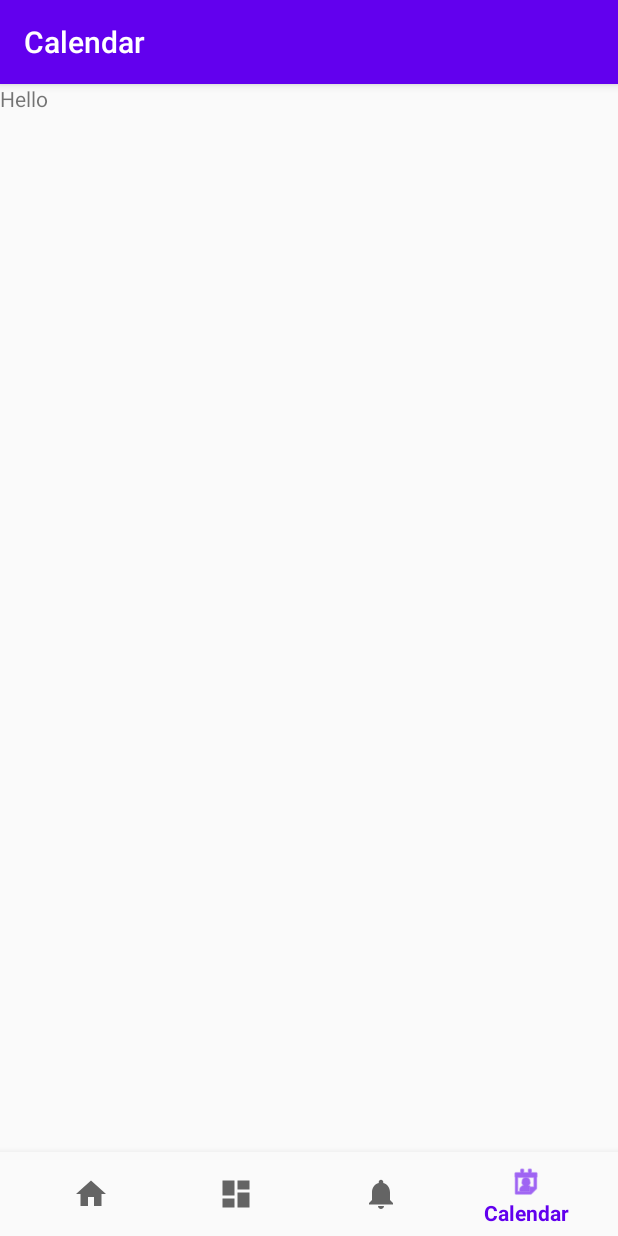
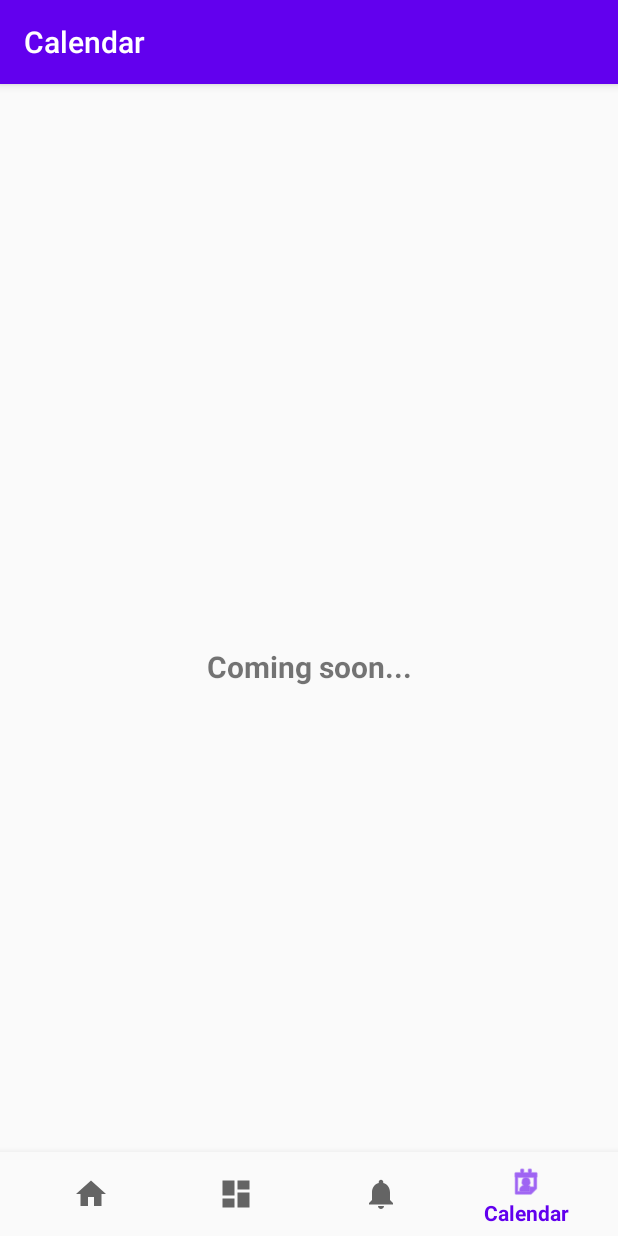
Before and after one commit to rheashetty74/Academic_Tracker, an Android app: the CalendarFragment screen opened through its navigation route, on a phone screen of 412 x 824 dp. Run offline under Robolectric (Android 15) with nearby library versions, the phone set to English and light mode, and no system bars; our stand-ins replace navigation-ui.

Commit message:
Some more minor UI changes

```diff
--- a/app/src/main/res/layout/fragment_calendar.xml
+++ b/app/src/main/res/layout/fragment_calendar.xml
@@ -1,13 +1,24 @@
 <?xml version="1.0" encoding="utf-8"?>
-<FrameLayout xmlns:android="http://schemas.android.com/apk/res/android"
+<androidx.constraintlayout.widget.ConstraintLayout xmlns:android="http://schemas.android.com/apk/res/android"
+    xmlns:app="http://schemas.android.com/apk/res-auto"
     xmlns:tools="http://schemas.android.com/tools"
     android:layout_width="match_parent"
     android:layout_height="match_parent"
-    tools:context=".ui.calendar.CalendarFragment">
+    tools:context=".ui.dashboard.DashboardFragment">
 
     <TextView
+        android:id="@+id/text_calendar"
         android:layout_width="match_parent"
-        android:layout_height="match_parent"
-        android:text="Hello" />
-
-</FrameLayout>
+        android:layout_height="wrap_content"
+        android:layout_marginStart="8dp"
+        android:layout_marginTop="8dp"
+        android:layout_marginEnd="8dp"
+        android:textAlignment="center"
+        android:textSize="20sp"
+        android:text="Coming soon..."
+        android:textStyle="bold"
+        app:layout_constraintBottom_toBottomOf="parent"
+        app:layout_constraintEnd_toEndOf="parent"
+        app:layout_constraintStart_toStartOf="parent"
+        app:layout_constraintTop_toTopOf="parent" />
+</androidx.constraintlayout.widget.ConstraintLayout>
--- a/app/src/main/res/layout/fragment_notifications.xml
+++ b/app/src/main/res/layout/fragment_notifications.xml
@@ -15,7 +15,8 @@
         android:layout_marginEnd="8dp"
         android:textAlignment="center"
         android:textSize="20sp"
-        android:text="notifications"
+        android:text="Coming soon.."
+        android:textStyle="bold"
         app:layout_constraintBottom_toBottomOf="parent"
         app:layout_constraintEnd_toEndOf="parent"
         app:layout_constraintStart_toStartOf="parent"
```
